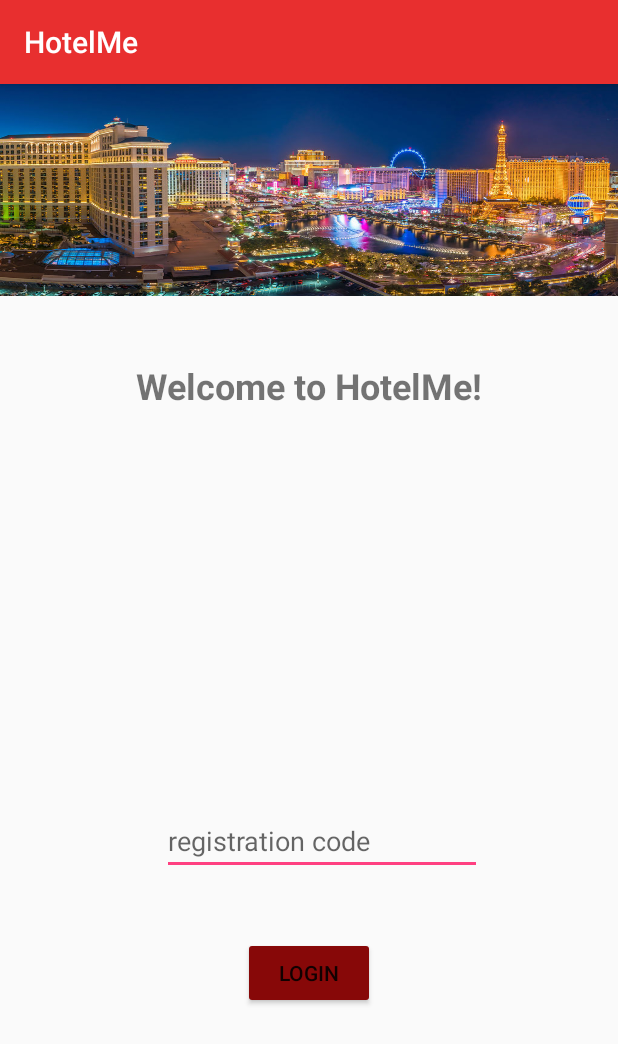
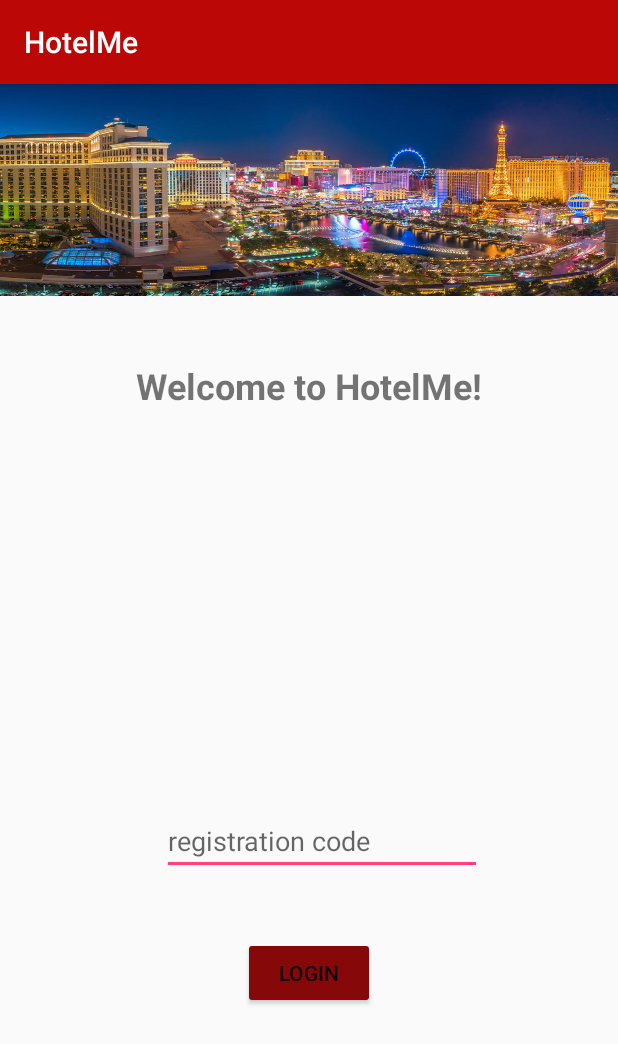
Before and after one commit to ElenaPMay/HackGT2017, an Android app: the screen it shows after launch (LoginActivity), on a phone screen of 412 x 824 dp. Shown: the top 1044 px of the screen. Run offline under Robolectric (Android 15) with nearby library versions, the phone set to English and light mode, and no system bars; our stand-ins replace Firebase (no records; nobody signed in at launch, a user with empty details on screens opened directly).

Commit message:
added pictures

```diff
--- a/HotelMe/app/src/main/res/layout/activity_loading_page.xml
+++ b/HotelMe/app/src/main/res/layout/activity_loading_page.xml
@@ -11,8 +11,8 @@
         android:layout_width="550dp"
         android:layout_height="984dp"
         app:srcCompat="@drawable/plane"
-        tools:layout_editor_absoluteX="-50dp"
-        tools:layout_editor_absoluteY="-208dp" />
+        tools:layout_editor_absoluteX="-49dp"
+        tools:layout_editor_absoluteY="-204dp" />
 
     <TextView
         android:id="@+id/textView7"
--- a/HotelMe/app/src/main/res/values/colors.xml
+++ b/HotelMe/app/src/main/res/values/colors.xml
@@ -1,6 +1,6 @@
 <?xml version="1.0" encoding="utf-8"?>
 <resources>
-    <color name="colorPrimary">#e82f2f</color>
+    <color name="colorPrimary">#bc0707</color>
     <color name="colorPrimaryDark">#870808</color>
     <color name="colorAccent">#FF4081</color>
 
```
Also changed, not shown: HotelMe/app/src/main/res/drawable/black_background.jpg (added), HotelMe/app/src/main/res/drawable/black_my_soul.jpg (added), HotelMe/app/src/main/res/drawable/m.png (added), HotelMe/app/src/main/res/drawable/plane.jpg (added).
